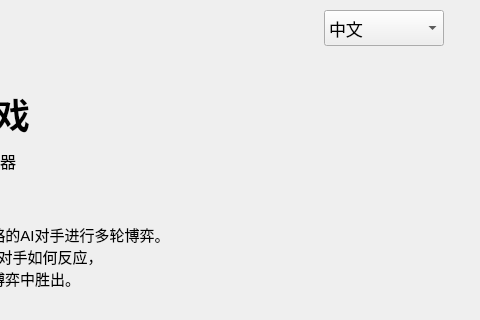
Qt form ui/welcome.ui (Sam-ie/Gambling) before a commit; both pictures show x 560 to 1040 and y 0 to 320 of the 1040 by 468 pixel window.
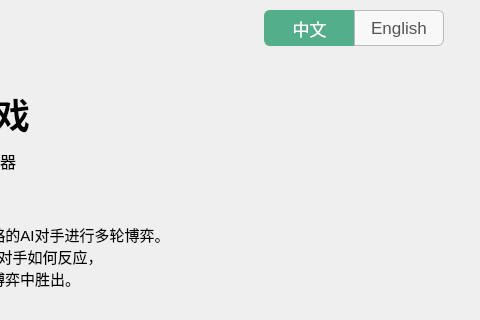
The same form after that commit.

```diff
--- a/ui/welcome.ui
+++ b/ui/welcome.ui
@@ -60,16 +60,21 @@
       </spacer>
      </item>
      <item>
-      <widget class="QComboBox" name="comboLanguage">
-       <property name="sizePolicy">
-        <sizepolicy hsizetype="Preferred" vsizetype="Preferred">
-         <horstretch>0</horstretch>
-         <verstretch>0</verstretch>
-        </sizepolicy>
+      <layout class="QHBoxLayout" name="layoutLangBtns">
+       <property name="spacing">
+        <number>0</number>
        </property>
+       <item>
+        <widget class="QPushButton" name="btnLangZh">
        <property name="minimumSize">
         <size>
-         <width>120</width>
+           <width>90</width>
+           <height>36</height>
+          </size>
+         </property>
+         <property name="maximumSize">
+          <size>
+           <width>80</width>
          <height>36</height>
         </size>
        </property>
@@ -78,17 +83,51 @@
          <pointsize>13</pointsize>
         </font>
        </property>
-       <item>
+         <property name="styleSheet">
+          <string notr="true">QPushButton { border: 1px solid #bbb; border-top-left-radius: 6px; border-bottom-left-radius: 6px; border-right: none; padding: 4px 8px; } QPushButton:checked { background: #52ae8b; color: white; border-color: #52ae8b; } QPushButton:!checked { background: #f8f8f8; color: #555; } QPushButton:!checked:hover { background: #e8e8e8; }</string>
+         </property>
         <property name="text">
          <string>中文</string>
         </property>
+         <property name="checkable">
+          <bool>true</bool>
+         </property>
+         <property name="checked">
+          <bool>true</bool>
+         </property>
+        </widget>
        </item>
        <item>
+        <widget class="QPushButton" name="btnLangEn">
+         <property name="minimumSize">
+          <size>
+           <width>90</width>
+           <height>36</height>
+          </size>
+         </property>
+         <property name="maximumSize">
+          <size>
+           <width>80</width>
+           <height>36</height>
+          </size>
+         </property>
+         <property name="font">
+          <font>
+           <pointsize>13</pointsize>
+          </font>
+         </property>
+         <property name="styleSheet">
+          <string notr="true">QPushButton { border: 1px solid #bbb; border-top-right-radius: 6px; border-bottom-right-radius: 6px; padding: 4px 8px; } QPushButton:checked { background: #52ae8b; color: white; border-color: #52ae8b; } QPushButton:!checked { background: #f8f8f8; color: #555; } QPushButton:!checked:hover { background: #e8e8e8; }</string>
+         </property>
         <property name="text">
          <string>English</string>
         </property>
-       </item>
-      </widget>
+         <property name="checkable">
+          <bool>true</bool>
+         </property>
+        </widget>
+       </item>
+      </layout>
      </item>
     </layout>
    </item>
```
Lines whose indentation alone changed are shown as unchanged.
